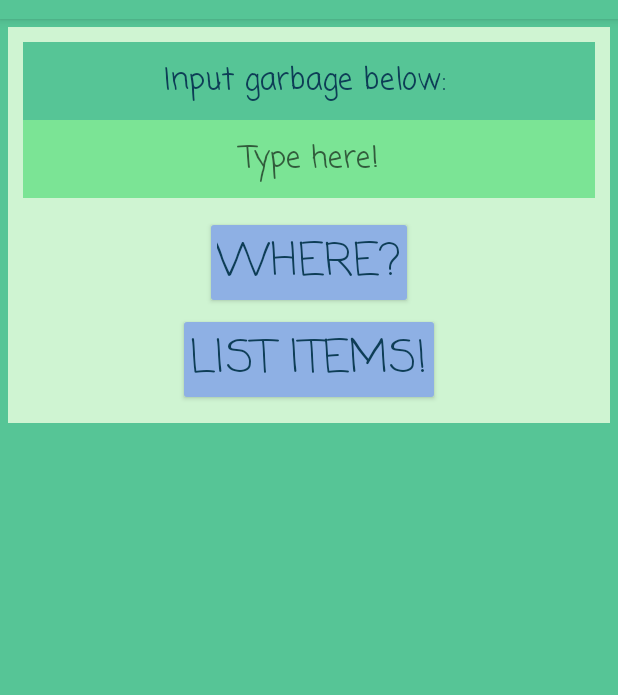
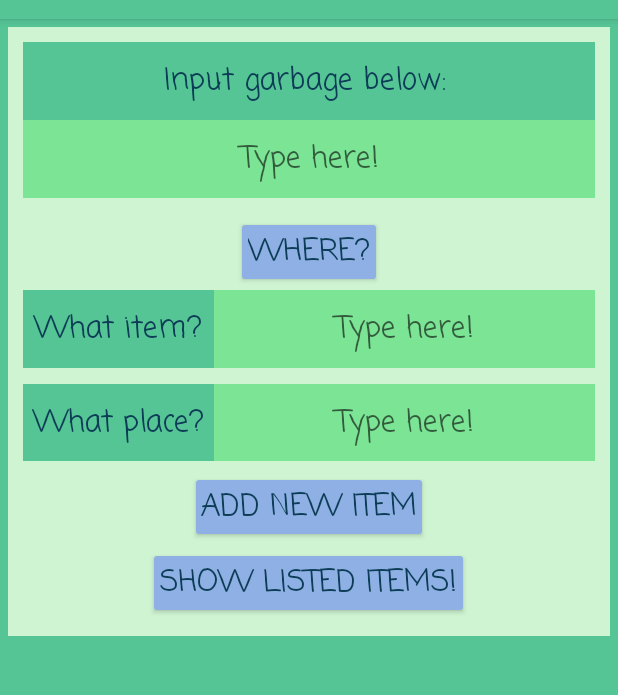
Before and after one commit to Evgenios95/Garbagious, an Android app: the screen it shows after launch (MainActivity), on a phone screen of 412 x 824 dp, the part 65-760 px from its top. Run offline under Robolectric (Android 15) with nearby library versions, the phone set to English and light mode, and no system bars.

Commit message:
Garbage Version 5

```diff
--- a/GarbageV3/GarbageV3/app/build.gradle
+++ b/GarbageV3/GarbageV3/app/build.gradle
@@ -6,10 +6,13 @@ android {
         applicationId "dk.itu.shopping"
         minSdkVersion 21
         targetSdkVersion 30
+        testInstrumentationRunner "android.support.test.runner.AndroidJUnitRunner"
     }
 }
 
 dependencies {
     implementation fileTree(dir: 'libs', include: ['*.jar'])
     implementation 'androidx.appcompat:appcompat:1.2.0'
+    implementation 'androidx.recyclerview:recyclerview:1.1.0'
+    testImplementation 'junit:junit:4.13.2'
 }
--- a/GarbageV3/GarbageV3/app/src/main/java/com/example/myapplication/FragmentUI.java
+++ b/GarbageV3/GarbageV3/app/src/main/java/com/example/myapplication/FragmentUI.java
@@ -12,6 +12,7 @@ import android.view.ViewGroup;
 import android.widget.Button;
 import android.widget.EditText;
 import android.widget.TextView;
+import android.widget.Toast;
 
 import androidx.annotation.NonNull;
 import androidx.annotation.Nullable;
@@ -20,12 +21,14 @@ import androidx.fragment.app.Fragment;
 public class FragmentUI extends Fragment {
 
     //GUI variables
-    private Button whereItems, listItems;
-    private TextView items;
+    private Button whereItems, listItems, addNewItem;
+    private TextView items, whatItem, whatPlace;
     private EditText searchItems;
 
     //Items database
     private ItemsDB itemsDB;
+
+
 
     public String findWaste() {
         String items = searchItems.getText().toString().toLowerCase();
@@ -38,9 +41,11 @@ public class FragmentUI extends Fragment {
         itemsDB = ItemsDB.get(getActivity());
     }
 
+
+    //Try to remove the where button.
     @Override
-    public View onCreateView( LayoutInflater inflater,  ViewGroup container,
-                              Bundle savedInstanceState) {
+    public View onCreateView(LayoutInflater inflater, ViewGroup container,
+                             Bundle savedInstanceState) {
         final View v = inflater.inflate(R.layout.fragment_ui, container, false);
 
         items = v.findViewById(R.id.items);
@@ -66,45 +71,29 @@ public class FragmentUI extends Fragment {
             }
         });
 
+
+        whatItem = v.findViewById(R.id.whatItem);
+        whatPlace = v.findViewById(R.id.whatPlace);
+        addNewItem = v.findViewById(R.id.addnewItem_button);
+
+        addNewItem.setOnClickListener(new View.OnClickListener() {
+            @Override public void onClick(View view) {
+                String whatIt = whatItem.getText().toString().trim();
+                String whatPl = whatPlace.getText().toString().trim();
+                if ((whatIt.length() > 0) && (whatPl.length() > 0)) {
+                    itemsDB.addItem(whatIt, whatPl);
+                    whatItem.setText("");
+                    whatPlace.setText("");
+                } else {
+                    Toast.makeText(getActivity(),
+                            "Please, type something in these fields.",
+                            Toast.LENGTH_LONG).show();
+                }
+            }
+        });
+
         return v;
     }
 
 
-
-
-//    public String findWaste() {
-//        String items = searchItems.getText().toString().toLowerCase();
-//        return itemsDB.findWaste(items);
-//    }
-
-
-//        whereItems.setOnClickListener(new View.OnClickListener() {
-//            @Override
-//            public void onClick(View v) {
-//                Log.v("EditText", searchItems.getText().toString());
-//                items.setText(findWaste());
-//            }
-//        });
-
-    //    @Override
-//    public void onCreate(Bundle savedInstanceState) {
-//        super.onCreate(savedInstanceState);
-//        setContentView(R.layout.fragment_ui);
-//
-//        items= findViewById(R.id.items);
-//        items.setText("Input garbage below: ");
-//        whereItems= f
-//
-//        itemsDB = ItemsDB.get(MainActivity.this);
-//        searchItems= findViewById(R.id.searchItems);
-//
-//        whereItems.setOnClickListener(new View.OnClickListener() {
-//            @Override
-//            public void onClick(View v) {
-//                Log.v("EditText", searchItems.getText().toString());
-//                items.setText(findWaste());
-//            }
-//        });
-
-
 }
--- a/GarbageV3/GarbageV3/app/src/main/res/layout/fragment_ui.xml
+++ b/GarbageV3/GarbageV3/app/src/main/res/layout/fragment_ui.xml
@@ -1,5 +1,5 @@
 <?xml version="1.0" encoding="utf-8"?>
-<LinearLayout xmlns:android="http://schemas.android.com/apk/res/android"
+<ScrollView xmlns:android="http://schemas.android.com/apk/res/android"
     xmlns:app="http://schemas.android.com/apk/res-auto"
     android:layout_width="match_parent"
     android:layout_height="match_parent"
@@ -7,6 +7,10 @@
     android:padding="10dp"
     android:orientation="vertical">
 
+    <LinearLayout
+        android:layout_width="match_parent"
+        android:layout_height="wrap_content"
+        android:orientation="vertical">
     <LinearLayout
         android:layout_width="match_parent"
         android:layout_height="wrap_content"
@@ -49,6 +53,80 @@
         android:layout_margin="1dp"
         android:textColor="@color/text"
         app:backgroundTint="#8EB0E4" />
+    <LinearLayout
+    android:layout_width="match_parent"
+    android:layout_height="wrap_content"
+    android:layout_marginBottom="5dp"
+    android:orientation="horizontal">
+
+    <TextView
+        android:layout_height="52dp"
+        android:layout_width="127dp"
+        android:text="@string/what_item"
+        android:textColor="@color/text"
+        android:background="@color/Green1"
+        android:textSize="20sp"
+        android:gravity="center" />
+
+
+    <EditText
+        android:id="@+id/whatItem"
+        android:layout_width="match_parent"
+        android:layout_height="52dp"
+        android:layout_marginBottom="5dp"
+        android:background="@color/Green2"
+        android:ems="30"
+        android:fontFamily="casual"
+        android:hint="@string/type_here"
+        android:inputType="text"
+        android:textAlignment="center"
+        android:textColor="@color/text"
+        android:textSize="@dimen/text_size" />
+</LinearLayout>
+
+    <LinearLayout
+        android:layout_width="match_parent"
+        android:layout_height="51dp"
+        android:layout_marginBottom="5dp"
+        android:orientation="horizontal">
+
+        <TextView
+            android:layout_width="127dp"
+            android:layout_height="52dp"
+            android:background="@color/Green1"
+            android:gravity="center"
+            android:text="@string/what_place"
+            android:textColor="@color/text"
+            android:textSize="20sp" />
+
+
+        <EditText
+            android:id="@+id/whatPlace"
+            android:layout_width="match_parent"
+            android:layout_height="52dp"
+            android:layout_marginBottom="5dp"
+            android:background="@color/Green2"
+            android:fontFamily="casual"
+            android:hint="@string/type_here"
+            android:inputType="text"
+            android:textAlignment="center"
+            android:textColor="@color/text"
+            android:textSize="@dimen/text_size" />
+    </LinearLayout>
+
+    <Button
+        android:id="@+id/addnewItem_button"
+        android:layout_width="wrap_content"
+        android:layout_height="wrap_content"
+        android:layout_gravity="center"
+        android:layout_margin="1dp"
+        android:fontFamily="casual"
+        android:text="@string/add_new_item"
+        android:textSize="@dimen/button_size"
+        android:padding="7dp"
+        android:textColor="@color/text"
+        app:backgroundTint="#8EB0E4" />
+
 
     <Button
         android:id="@+id/list"
@@ -58,9 +136,9 @@
         android:layout_margin="1dp"
         android:fontFamily="casual"
         android:padding="8dp"
-        android:text="@string/list_items"
+        android:text="@string/show_listed_items"
         android:textColor="@color/text"
         android:textSize="@dimen/button_size"
         app:backgroundTint="#8EB0E4" />
-
-</LinearLayout>
+    </LinearLayout>
+</ScrollView>
--- a/GarbageV3/GarbageV3/app/src/main/res/values/dimens.xml
+++ b/GarbageV3/GarbageV3/app/src/main/res/values/dimens.xml
@@ -3,7 +3,7 @@
     <dimen name="activity_horizontal_margin">16dp</dimen>
     <dimen name="activity_vertical_margin">16dp</dimen>
     <dimen name="text_size">20sp</dimen>
-    <dimen name="button_size">30sp</dimen>
+    <dimen name="button_size">20sp</dimen>
     <dimen name="text_sizep3">18sp</dimen>
     <dimen name="list_text_size">15sp</dimen>
 </resources>
--- a/GarbageV3/GarbageV3/app/src/main/res/values/strings.xml
+++ b/GarbageV3/GarbageV3/app/src/main/res/values/strings.xml
@@ -8,4 +8,5 @@
     <string name="add_new_item">add new item</string>
     <string name="what_place">What place?</string>
     <string name="list_items">List items!</string>
+    <string name="show_listed_items">Show listed items!</string>
 </resources>
```
Also changed, not shown: GarbageV3/GarbageV3/app/src/main/java/com/example/myapplication/Item.java (added, +28 -0 lines), GarbageV3/GarbageV3/app/src/main/java/com/example/myapplication/ItemsDB.java (+14 -9 lines), GarbageV3/GarbageV3/app/src/main/java/com/example/myapplication/ListFragment.java (+50 -9 lines), GarbageV3/GarbageV3/app/src/main/java/com/example/myapplication/MainActivity.java (+0 -23 lines), GarbageV3/GarbageV3/app/src/main/res/layout/fragment_list.xml (+5 -15 lines), GarbageV3/GarbageV3/app/src/main/res/layout/one_row.xml (added, +28 -0 lines).
